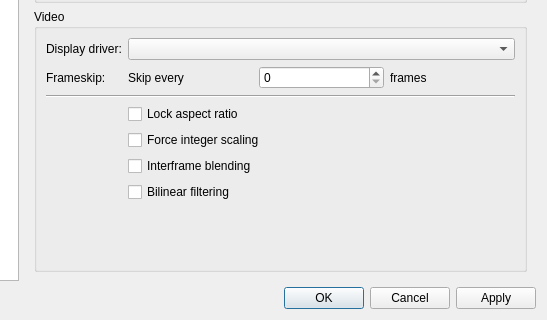
Old version of the form src/platform/qt/SettingsView.ui in the repository mgba-emu/mgba; both pictures show x 172 to 719 and y 284 to 604 of the 719 by 604 pixel window.
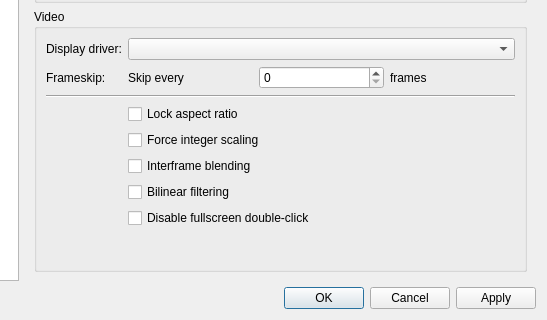
New version of the form. The open tabs and pages were chosen to show the change.

Commit message: disable full screen double-click

```diff
--- a/src/platform/qt/SettingsView.ui
+++ b/src/platform/qt/SettingsView.ui
@@ -455,6 +455,13 @@
             </property>
            </widget>
           </item>
+          <item row="7" column="1">
+            <widget class="QCheckBox" name="disableFullScreenToggle">
+            <property name="text">
+             <string>Disable fullscreen double-click</string>
+            </property>
+           </widget>
+          </item>       
           <item row="2" column="0" colspan="2">
            <widget class="Line" name="line_12">
             <property name="orientation">
```
The commit also changes 9 other files.
